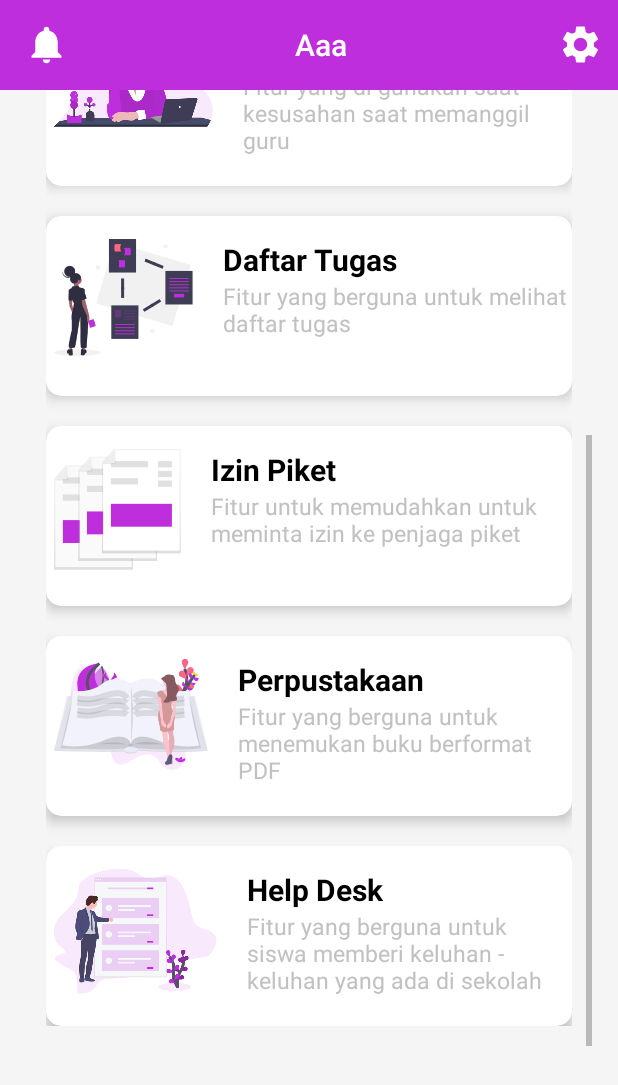
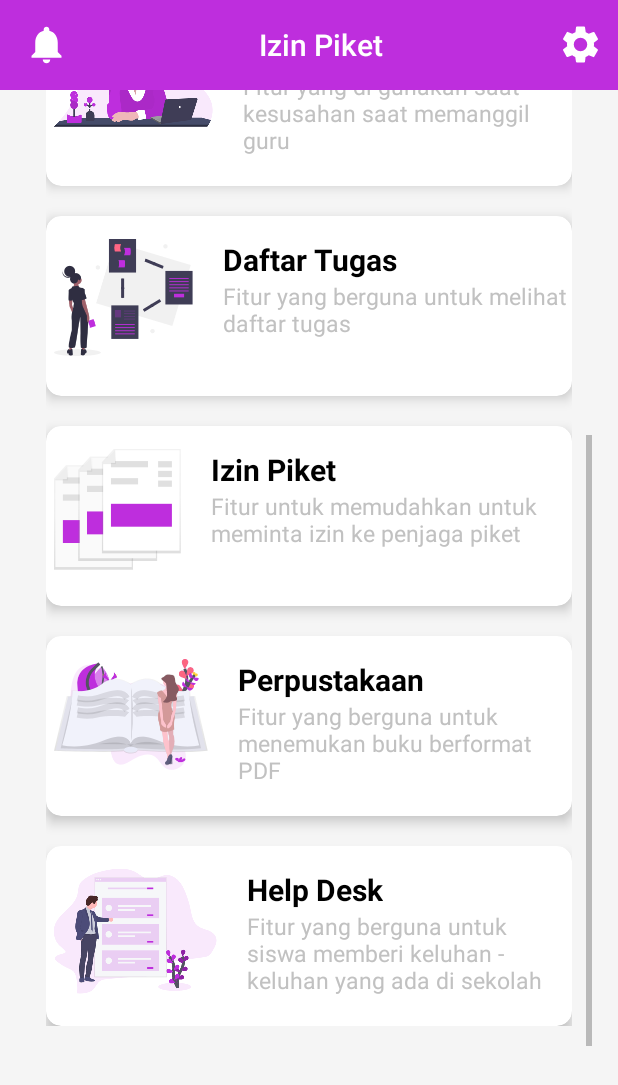
Before and after one commit to vikoms/EdugateSiswa, an Android app: the HomeActivity screen opened directly, with no data from a screen before it, scrolled down 359 dp, on a phone screen of 412 x 824 dp. Shown: the top 1085 px of the screen. Run offline under Robolectric (Android 15) with nearby library versions, the light colour scheme and no system bars; libraries missing offline, so code that uses them is left out: com.synnapps.carouselview; plain views replace CarouselView; 4 statements that could not run were skipped.

Commit message:
nambah izin piket

```diff
--- a/app/src/main/res/layout/toolbar.xml
+++ b/app/src/main/res/layout/toolbar.xml
@@ -23,7 +23,7 @@
             android:layout_width="wrap_content"
             android:layout_height="wrap_content"
             android:textSize="20sp"
-            android:text="Aaa"
+            android:text="Izin Piket"
             android:textColor="@android:color/white"
             android:fontFamily="sans-serif-medium"/>
 
```
